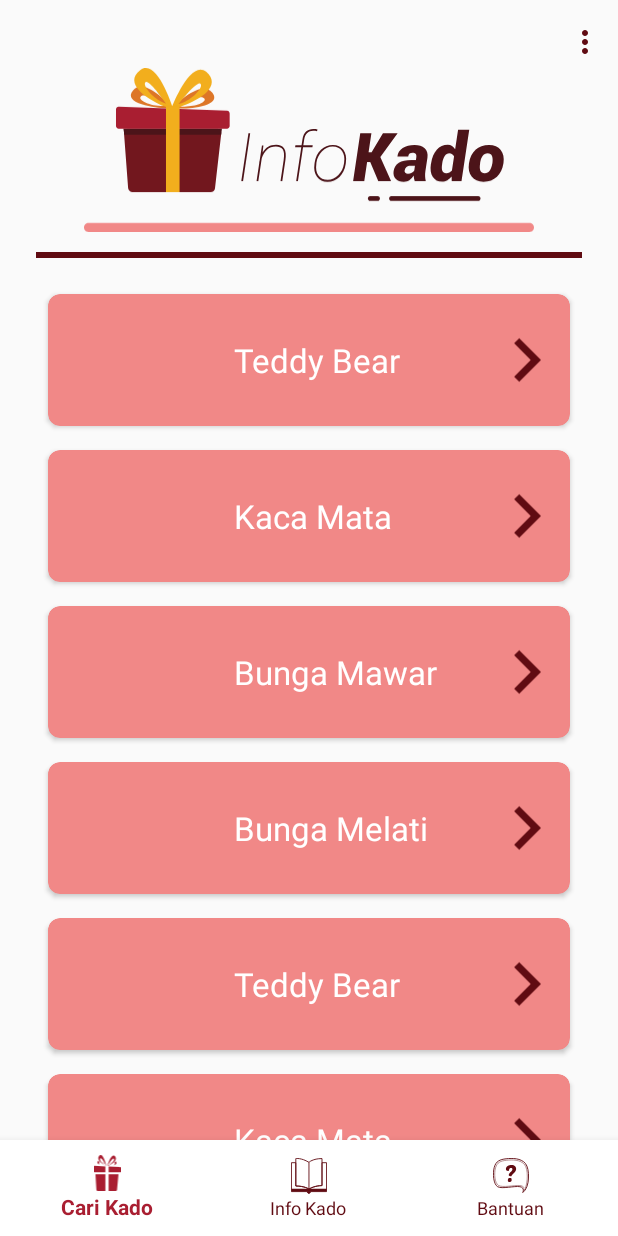
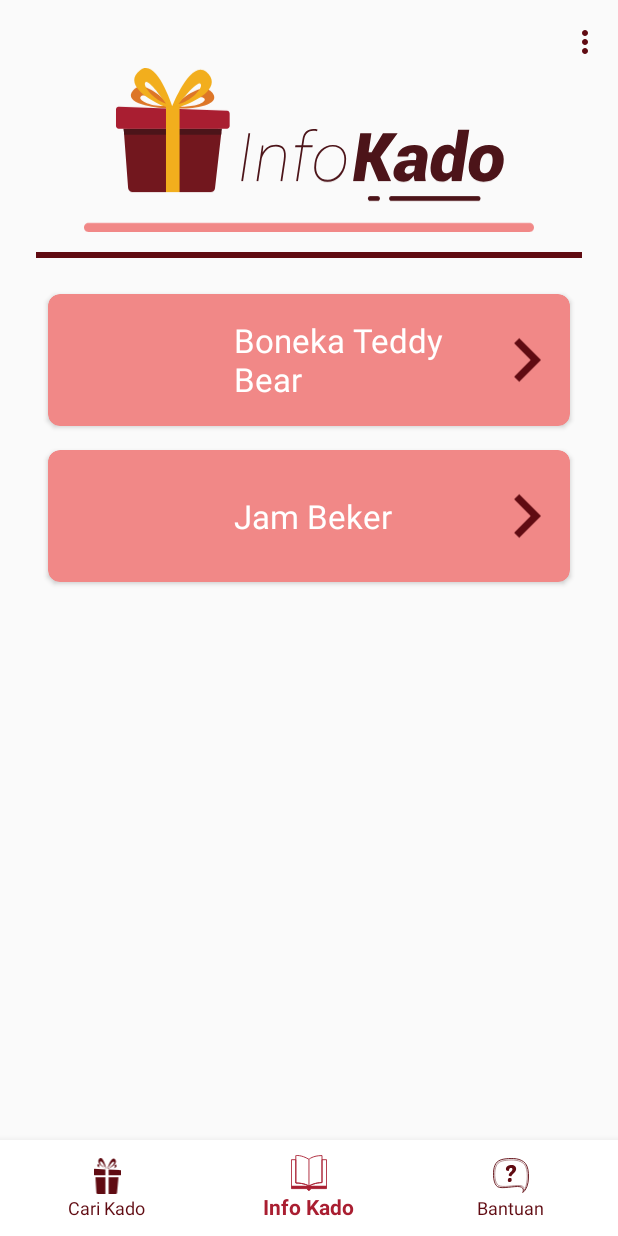
Before and after one commit to Syiham11/Cari-Kado-Android, an Android app: the MainActivity screen opened directly, with no data from a screen before it, item 2 of the bottom bar chosen, on a phone screen of 412 x 824 dp. Run offline under Robolectric (Android 15) with nearby library versions, the phone set to English and light mode, and no system bars; our stand-ins replace ButterKnife, CircleImageView.

Commit message:
Penambahan under maintenance di fitur cari kado, dan penambahan data dummy untuk info kado

```diff
--- a/app/src/main/java/com/example/carikado/emailhelp/view/fragment/EmailHelpFragment.java
+++ b/app/src/main/java/com/example/carikado/emailhelp/view/fragment/EmailHelpFragment.java
@@ -121,7 +121,7 @@ public class EmailHelpFragment extends Fragment implements EmailHelpContract.Vie
 
     @Override
     public void showEmailApplication(@NonNull EmailHelp emailHelp) {
-        Intent intent = new Intent(Intent.ACTION_SENDTO);
+        Intent intent = new Intent(Intent.ACTION_SEND);
         String[] emailTo = {getString(R.string.base_email_address)};
         String emailSubject = getString(R.string.base_email_subject);
 
--- a/app/src/main/java/com/example/carikado/giftinfodetail/view/activity/GiftInfoDetailActivity.java
+++ b/app/src/main/java/com/example/carikado/giftinfodetail/view/activity/GiftInfoDetailActivity.java
@@ -14,6 +14,7 @@ import com.example.carikado.R;
 import com.example.carikado.giftinfodetail.adapter.GiftInfoDetailCategoryAdapter;
 import com.example.carikado.giftinfodetail.presenter.GiftInfoDetailPresenter;
 import com.example.carikado.giftinfodetail.view.fragment.GiftInfoDetailFragment;
+import com.example.carikado.main.giftinfo.model.GiftInfo;
 import com.example.carikado.util.ActivityUtils;
 
 import java.util.ArrayList;
@@ -32,9 +33,9 @@ public class GiftInfoDetailActivity extends AppCompatActivity {
         super.onCreate(savedInstanceState);
         setContentView(R.layout.gift_info_detail_activity);
 
-        String name = (String) getIntent().getSerializableExtra("Gift Info"); // TODO ambil model dari activity sebelumnya
+        GiftInfo giftInfo = (GiftInfo) getIntent().getSerializableExtra("Gift Info"); // TODO ambil model dari activity sebelumnya
 
-        GiftInfoDetailFragment giftInfoDetailFragment = GiftInfoDetailFragment.newInstance();
+        GiftInfoDetailFragment giftInfoDetailFragment = GiftInfoDetailFragment.newInstance(giftInfo);
         ActivityUtils.addFragmentToActivity(getSupportFragmentManager(), giftInfoDetailFragment,
                 R.id.fl_gift_info_detail);
 
--- a/app/src/main/java/com/example/carikado/main/giftinfo/adapter/GiftInfoAdapter.java
+++ b/app/src/main/java/com/example/carikado/main/giftinfo/adapter/GiftInfoAdapter.java
@@ -10,6 +10,7 @@ import android.widget.TextView;
 
 import com.example.carikado.R;
 import com.example.carikado.main.giftinfo.contract.GiftInfoContract;
+import com.example.carikado.main.giftinfo.model.GiftInfo;
 import com.example.carikado.main.giftinfo.viewholder.GIftInfoViewHolder;
 
 import java.util.ArrayList;
@@ -26,7 +27,7 @@ import de.hdodenhof.circleimageview.CircleImageView;
 
 public class GiftInfoAdapter extends RecyclerView.Adapter<GIftInfoViewHolder> {
 
-    private ArrayList mGiftInfos;
+    private ArrayList<GiftInfo> mGiftInfos;
     private Context mContext;
     private GiftInfoContract.Presenter mPresenter;
     private LayoutInflater mInflater;
@@ -37,7 +38,7 @@ public class GiftInfoAdapter extends RecyclerView.Adapter<GIftInfoViewHolder> {
      * @param context merupakan mContext dari activity yang menggunakan list
      * @param giftInfos merupakan list data yang akan ditampilkan
      */
-    public GiftInfoAdapter(Context context, ArrayList giftInfos, GiftInfoContract.Presenter presenter) {
+    public GiftInfoAdapter(Context context, ArrayList<GiftInfo> giftInfos, GiftInfoContract.Presenter presenter) {
         mContext = context;
         mGiftInfos = giftInfos;
         mPresenter = presenter;
@@ -66,12 +67,14 @@ public class GiftInfoAdapter extends RecyclerView.Adapter<GIftInfoViewHolder> {
      */
     @Override
     public void onBindViewHolder(GIftInfoViewHolder holder, int position) {
+        GiftInfo giftInfo = mGiftInfos.get(position);
+
         CardView cvGiftInfo = holder.cvGiftInfo;
         CircleImageView civGiftInfo = holder.civGiftInfo;
         TextView tvGiftInfo = holder.tvGiftInfo;
 
         cvGiftInfo.setOnClickListener(new GiftInfoClickListener(position));
-        tvGiftInfo.setText((String) mGiftInfos.get(position));
+        tvGiftInfo.setText(giftInfo.getTitle());
     }
 
     /**
@@ -107,7 +110,7 @@ public class GiftInfoAdapter extends RecyclerView.Adapter<GIftInfoViewHolder> {
          */
         @Override
         public void onClick(View v) {
-            mPresenter.openGiftInfoDetail((String) mGiftInfos.get(mPosition));
+            mPresenter.openGiftInfoDetail(mGiftInfos.get(mPosition));
         }
     }
 }
--- a/app/src/main/java/com/example/carikado/main/giftinfo/contract/GiftInfoContract.java
+++ b/app/src/main/java/com/example/carikado/main/giftinfo/contract/GiftInfoContract.java
@@ -4,6 +4,7 @@ import android.support.annotation.NonNull;
 
 import com.example.carikado.base.BasePresenter;
 import com.example.carikado.base.BaseView;
+import com.example.carikado.main.giftinfo.model.GiftInfo;
 
 import java.util.List;
 
@@ -20,13 +21,13 @@ public interface GiftInfoContract {
 
         void showGiftInfos();
         void showReview();
-        void showGiftInfoDetail(@NonNull String s); // TODO mengirim parameter model
+        void showGiftInfoDetail(@NonNull GiftInfo giftInfo);
     }
 
     interface Presenter extends BasePresenter {
 
         void loadGiftInfos(@NonNull List giftInfoList);
         void openReview();
-        void openGiftInfoDetail(@NonNull String s); // TODO mengirim parameter model
+        void openGiftInfoDetail(@NonNull GiftInfo giftInfo);
     }
 }
--- /dev/null
+++ b/app/src/main/java/com/example/carikado/main/giftinfo/model/GiftInfo.java
@@ -0,0 +1,105 @@
+package com.example.carikado.main.giftinfo.model;
+
+import java.io.Serializable;
+import java.util.ArrayList;
+import java.util.Date;
+import java.util.List;
+
+public class GiftInfo implements Serializable {
+
+    private int id;
+    private String title;
+    private String description;
+    private String essence;
+    private Date createdAt;
+//    private User user;
+    private GiftInfoAge giftInfoAge;
+    private List<GiftInfoCategory> giftInfoCategories = new ArrayList<>();
+    private GiftInfoBudget giftInfoBudget;
+
+    public GiftInfo() {
+
+    }
+
+    public GiftInfo(String title, String description, String essence) {
+        this.title = title;
+        this.description = description;
+        this.essence = essence;
+    }
+
+    public int getId() {
+        return id;
+    }
+
+    public void setId(int id) {
+        this.id = id;
+    }
+
+    public String getTitle() {
+        return title;
+    }
+
+    public void setTitle(String title) {
+        this.title = title;
+    }
+
+    public String getDescription() {
+        return description;
+    }
+
+    public void setDescription(String description) {
+        this.description = description;
+    }
+
+    public String getEssence() {
+        return essence;
+    }
+
+    public void setEssence(String essence) {
+        this.essence = essence;
+    }
+
+    public Date getCreatedAt() {
+        return createdAt;
+    }
+
+    public void setCreatedAt(Date createdAt) {
+        this.createdAt = createdAt;
+    }
+
+//    public User getUser() {
+//        return user;
+//    }
+//
+//    public void setUser(User user) {
+//        this.user = user;
+//    }
+
+    public GiftInfoAge getGiftInfoAge() {
+        return giftInfoAge;
+    }
+
+    public void setGiftInfoAge(GiftInfoAge giftInfoAge) {
+        this.giftInfoAge = giftInfoAge;
+    }
+
+    public void addGiftInfoCategory(GiftInfoCategory giftInfoCategory) {
+        giftInfoCategories.add(giftInfoCategory);
+    }
+
+    public void removeGiftInfoCategory(GiftInfoCategory giftInfoCategory) {
+        giftInfoCategories.remove(giftInfoCategory);
+    }
+
+    public List<GiftInfoCategory> getGiftInfoCategories() {
+        return giftInfoCategories;
+    }
+
+    public GiftInfoBudget getGiftInfoBudget() {
+        return giftInfoBudget;
+    }
+
+    public void setGiftInfoBudget(GiftInfoBudget giftInfoBudget) {
+        this.giftInfoBudget = giftInfoBudget;
+    }
+}
--- a/app/src/main/java/com/example/carikado/main/giftinfo/presenter/GiftInfoPresenter.java
+++ b/app/src/main/java/com/example/carikado/main/giftinfo/presenter/GiftInfoPresenter.java
@@ -3,6 +3,7 @@ package com.example.carikado.main.giftinfo.presenter;
 import android.support.annotation.NonNull;
 
 import com.example.carikado.main.giftinfo.contract.GiftInfoContract;
+import com.example.carikado.main.giftinfo.model.GiftInfo;
 
 import java.util.List;
 
@@ -63,7 +64,7 @@ public class GiftInfoPresenter implements GiftInfoContract.Presenter {
     }
 
     @Override
-    public void openGiftInfoDetail(@NonNull String s) {
-        mView.showGiftInfoDetail(s);
+    public void openGiftInfoDetail(@NonNull GiftInfo giftInfo) {
+        mView.showGiftInfoDetail(giftInfo);
     }
 }
--- a/app/src/main/java/com/example/carikado/main/giftinfo/view/GiftInfoFragment.java
+++ b/app/src/main/java/com/example/carikado/main/giftinfo/view/GiftInfoFragment.java
@@ -20,9 +20,13 @@ import com.example.carikado.giftinfodetail.view.activity.GiftInfoDetailActivity;
 import com.example.carikado.main.giftinfo.adapter.GiftInfoAdapter;
 import com.example.carikado.R;
 import com.example.carikado.main.giftinfo.contract.GiftInfoContract;
+import com.example.carikado.main.giftinfo.model.GiftInfo;
+import com.example.carikado.main.giftinfo.model.GiftInfoAge;
+import com.example.carikado.main.giftinfo.model.GiftInfoBudget;
 import com.example.carikado.review.view.activity.ReviewActivity;
 
 import java.util.ArrayList;
+import java.util.Date;
 
 import butterknife.BindView;
 import butterknife.ButterKnife;
@@ -43,7 +47,7 @@ public class GiftInfoFragment extends Fragment implements GiftInfoContract.View
     @BindView(R.id.tb_gift_info)
     public Toolbar mTbGiftInfo;
 
-    private ArrayList<String> mGiftInfos;
+    private ArrayList<GiftInfo> mGiftInfos;
     private GiftInfoAdapter mGiftInfoAdapter;
     private GiftInfoContract.Presenter mGiftInfoPresenter;
 
@@ -108,22 +112,43 @@ public class GiftInfoFragment extends Fragment implements GiftInfoContract.View
 
     @Override
     public void showGiftInfos() {
-        if (mGiftInfos == null)
+        if (mGiftInfos == null) {
             mGiftInfos = new ArrayList<>();
 
-        mGiftInfos.add("Teddy Bear");
-        mGiftInfos.add("Kaca Mata");
-        mGiftInfos.add("Bunga Mawar");
-        mGiftInfos.add("Bunga Melati");
-        mGiftInfos.add("Teddy Bear");
-        mGiftInfos.add("Kaca Mata");
-        mGiftInfos.add("Bunga Mawar");
-        mGiftInfos.add("Bunga Melati");
+            GiftInfo giftInfo = new GiftInfo();
+
+            GiftInfoAge giftInfoAge = new GiftInfoAge("3", "30");
+            GiftInfoBudget giftInfoBudget = new GiftInfoBudget("10.000", "2.500.000");
+
+            giftInfo.setTitle("Boneka Teddy Bear");
+            giftInfo.setCreatedAt(new Date());
+            giftInfo.setDescription("Sebuah boneka berbentuk beruang");
+            giftInfo.setEssence("Boneka dimaksudkan agar si penerima hadiah tidak pernah merasa sendiri dan selalu merasa memiliki teman");
+            giftInfo.setGiftInfoAge(giftInfoAge);
+            giftInfo.setGiftInfoBudget(giftInfoBudget);
+
+            mGiftInfos.add(giftInfo);
+
+            giftInfo = new GiftInfo();
+
+            giftInfoAge = new GiftInfoAge("8", "24");
+            giftInfoBudget = new GiftInfoBudget("50.000", "500.000");
+
+            giftInfo.setTitle("Jam Beker");
+            giftInfo.setCreatedAt(new Date());
+            giftInfo.setDescription("Sebuah jam yang ditaruh dimeja dan memiliki alarm");
+            giftInfo.setEssence("Hadiah ini diberikan dengan maksud agar si penerima dapat selalu tepat waktu");
+            giftInfo.setGiftInfoAge(giftInfoAge);
+            giftInfo.setGiftInfoBudget(giftInfoBudget);
+
+            mGiftInfos.add(giftInfo);
+        }
 
         mGiftInfoPresenter.loadGiftInfos(mGiftInfos);
 
         if (mGiftInfoAdapter == null)
             mGiftInfoAdapter = new GiftInfoAdapter(getContext(), mGiftInfos, mGiftInfoPresenter);
+
         mRvGiftInfo.setAdapter(mGiftInfoAdapter);
     }
 
@@ -134,9 +159,9 @@ public class GiftInfoFragment extends Fragment implements GiftInfoContract.View
     }
 
     @Override
-    public void showGiftInfoDetail(@NonNull String s) {
+    public void showGiftInfoDetail(@NonNull GiftInfo giftInfo) {
         Intent intent = new Intent(getContext(), GiftInfoDetailActivity.class);
-        intent.putExtra("Gift Info", s);
+        intent.putExtra("Gift Info", giftInfo);
 
         startActivity(intent);
     }
--- a/app/src/main/java/com/example/carikado/main/view/MainActivity.java
+++ b/app/src/main/java/com/example/carikado/main/view/MainActivity.java
@@ -174,6 +174,7 @@ public class MainActivity extends AppCompatActivity {
             boolean isNull;
             int id = item.getItemId();
             item.setEnabled(true);
+            item.setChecked(true);
 
             HashMap<String, Object> menu;
 
--- a/app/src/main/res/layout/find_gift_fragment.xml
+++ b/app/src/main/res/layout/find_gift_fragment.xml
@@ -76,7 +76,7 @@
                 android:layout_width="match_parent"
                 android:layout_height="wrap_content"
                 android:layout_marginTop="@dimen/activity_8dp_default_margin"
-                android:entries="@array/loren_ipsum"
+                android:entries="@array/gender_array"
                 android:padding="@dimen/activity_8dp_default_margin" />
 
             <TextView
@@ -162,7 +162,7 @@
                 android:layout_width="match_parent"
                 android:layout_height="wrap_content"
                 android:layout_marginTop="@dimen/activity_8dp_default_margin"
-                android:entries="@array/loren_ipsum"
+                android:entries="@array/category_array"
                 android:padding="@dimen/activity_8dp_default_margin" />
 
             <RelativeLayout
--- a/app/src/main/res/layout/gift_info_detail_fragment.xml
+++ b/app/src/main/res/layout/gift_info_detail_fragment.xml
@@ -39,7 +39,8 @@
             <android.support.v4.view.ViewPager
                 android:id="@+id/vp_gift_info_detail_image"
                 android:layout_width="match_parent"
-                android:layout_height="@dimen/gift_info_detail_image_height" />
+                android:layout_height="@dimen/gift_info_detail_image_height"
+                android:visibility="gone" />
 
             <TextView
                 android:id="@+id/tv_gift_info_detail_name"
```
Also changed, not shown: app/src/main/java/com/example/carikado/giftinfodetail/presenter/GiftInfoDetailPresenter.java (+5 -8 lines), app/src/main/java/com/example/carikado/giftinfodetail/view/fragment/GiftInfoDetailFragment.java (+23 -4 lines), app/src/main/java/com/example/carikado/main/giftinfo/datasource/GiftInfoDataSource.java (added, +25 -0 lines), app/src/main/java/com/example/carikado/main/giftinfo/datasource/remote/GiftInfoRemoteDataSource.java (added, +72 -0 lines), app/src/main/java/com/example/carikado/main/giftinfo/model/GiftInfoAge.java (added, +43 -0 lines), app/src/main/java/com/example/carikado/main/giftinfo/model/GiftInfoBudget.java (added, +43 -0 lines), app/src/main/java/com/example/carikado/main/giftinfo/model/GiftInfoCategory.java (added, +48 -0 lines), app/src/main/res/layout/result_gift_fragment.xml (+10 -1 lines), app/src/main/res/values/strings.xml (+13 -0 lines), gradle/wrapper/gradle-wrapper.properties, 44 other files.
